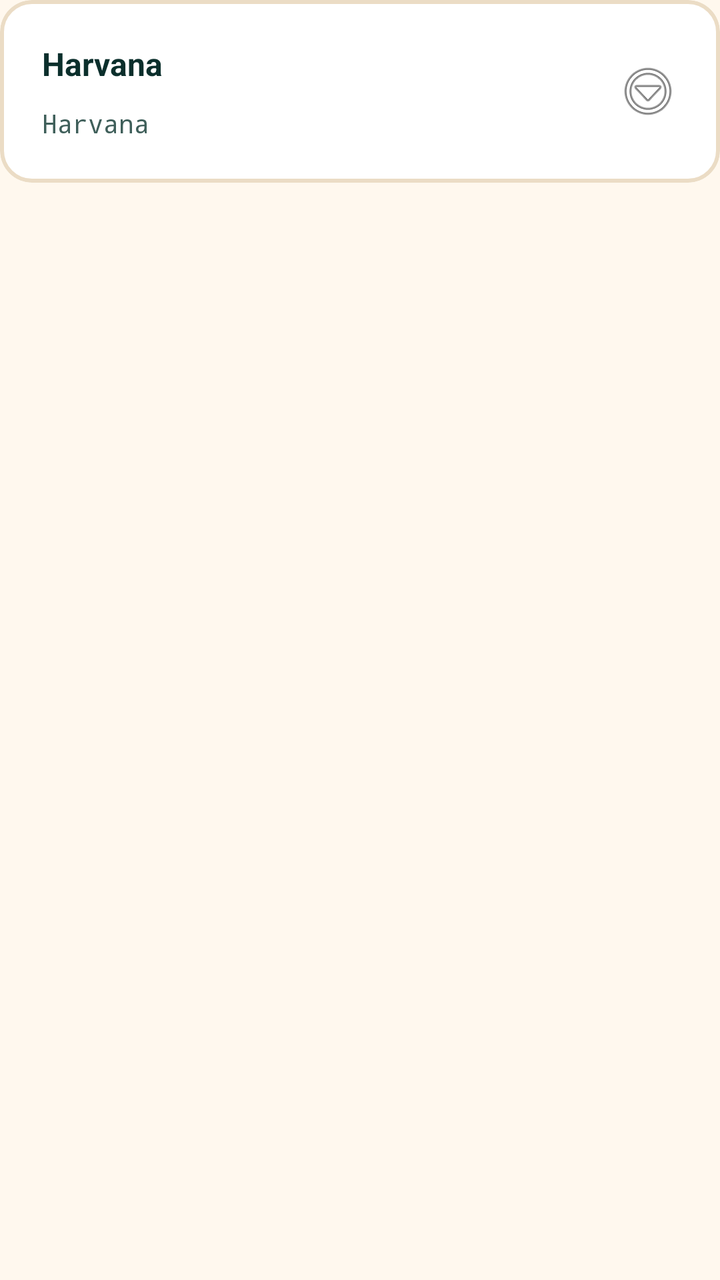
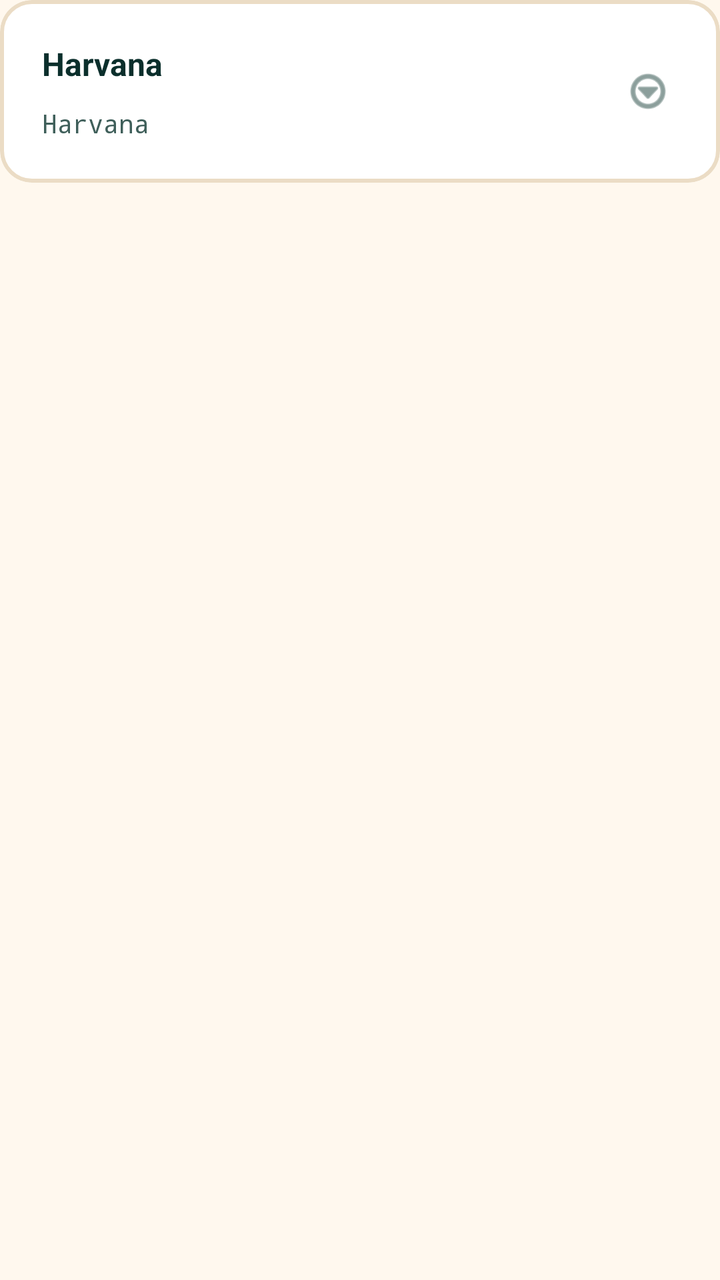

Compare the two renders of this Android layout. The source of the first and the diff that turns it into the second are given below.
<!-- AndroidManifest.xml: application theme AppTheme -->
<!-- res/layout/row_wallet_list_item.xml -->
<LinearLayout
	xmlns:android="http://schemas.android.com/apk/res/android"
	xmlns:app="http://schemas.android.com/apk/res-auto"
	xmlns:tools="http://schemas.android.com/tools"
	android:layout_width="match_parent"
	android:layout_height="wrap_content"
	android:orientation="vertical">
	<com.google.android.material.card.MaterialCardView
		android:id="@+id/card_wallet_row"
		android:layout_width="match_parent"
		android:layout_height="wrap_content"
		android:layout_marginBottom="12dp"
		app:cardBackgroundColor="@color/colorSurface"
		android:focusable="true"
		app:cardCornerRadius="16dp"
		app:strokeWidth="2dp"
		app:strokeColor="@color/colorCardStroke">
		<LinearLayout
			android:id="@+id/linear1"
			android:layout_width="match_parent"
			android:layout_height="wrap_content"
			android:padding="16dp"
			android:gravity="center_vertical"
			android:orientation="horizontal">
			<LinearLayout
				android:id="@+id/linear2"
				android:layout_width="match_parent"
				android:layout_height="wrap_content"
				android:orientation="vertical"
				android:layout_weight="1">
				<LinearLayout
					android:id="@+id/linear3"
					android:layout_width="match_parent"
					android:layout_height="wrap_content"
					android:gravity="center_vertical"
					android:orientation="horizontal">
					<TextView
						android:id="@+id/tv_wallet_label"
						android:layout_width="match_parent"
						android:layout_height="wrap_content"
						android:padding="5dp"
						android:text="@string/app_name"
						android:textSize="16sp"
						android:textStyle="bold"
						android:textColor="@color/colorTextPrimary"
						android:layout_weight="1"
						android:focusable="false" />
					<TextView
						android:id="@+id/tv_active_badge"
						android:layout_width="wrap_content"
						android:layout_height="wrap_content"
						android:paddingLeft="5dp"
						android:paddingTop="2dp"
						android:paddingRight="5dp"
						android:paddingBottom="2dp"
						android:background="@drawable/circle_button_bg_accent"
						android:text="ACTIVE"
						android:textSize="10sp"
						android:textStyle="bold"
						android:focusable="false"
						android:layout_marginStart="8dp"
						android:paddingStart="8dp"
						android:paddingEnd="8dp"
						android:visibility="gone" />
				</LinearLayout>
				<TextView
					android:id="@+id/tv_wallet_address"
					android:layout_width="match_parent"
					android:layout_height="wrap_content"
					android:padding="5dp"
					android:text="@string/app_name"
					android:textSize="13sp"
					android:textColor="@color/colorTextSecondary"
					android:focusable="false"
					android:fontFamily="monospace" />
			</LinearLayout>
			<ImageButton
				android:id="@+id/btn_wallet_options"
				android:layout_width="40dp"
				android:layout_height="40dp"
				android:background="?android:attr/selectableItemBackgroundBorderless"
				android:scaleType="centerInside"
				android:src="@android:drawable/ic_menu_more"
				android:focusable="false"
				android:contentDescription="Walletoptions" />
		</LinearLayout>
	</com.google.android.material.card.MaterialCardView>
</LinearLayout>
<!-- resources referenced by this layout -->
<resources>
  <color name="colorCardStroke">#EBDCC5</color>
  <color name="colorSurface">#FFFFFF</color>
  <color name="colorTextPrimary">#0B2F2C</color>
  <color name="colorTextSecondary">#3F5F5A</color>
  <!-- drawable circle_button_bg_accent (drawable) -->
  <shape xmlns:android="http://schemas.android.com/apk/res/android"
      android:shape="oval">
      <solid android:color="@color/colorAccent" />
  </shape>
  <string name="app_name" translatable="false">Harvana</string>
  <color name="colorAccent">#0B5F57</color>
  <style name="HarvanaPopupMenu" parent="Widget.MaterialComponents.PopupMenu">
          <item name="android:popupBackground">@drawable/bg_popup_menu</item>
          <item name="android:popupElevation">10dp</item>
      </style>
  <style name="HarvanaSpinner" parent="Widget.AppCompat.Spinner">
          <item name="android:popupBackground">@color/colorSurface</item>
          <item name="android:dropDownSelector">@color/colorAccentRipple</item>
      </style>
  <style name="Harvana.Card" parent="Widget.MaterialComponents.CardView">
          <item name="cardBackgroundColor">@color/colorSurface</item>
          <item name="cardCornerRadius">16dp</item>
          <item name="cardElevation">0dp</item>
          <item name="strokeColor">@color/colorCardStroke</item>
          <item name="strokeWidth">1dp</item>
          <item name="rippleColor">@color/colorAccentRipple</item>
      </style>
  <style name="HarvanaButton.Text" parent="Widget.MaterialComponents.Button.TextButton">
          <item name="cornerRadius">12dp</item>
          <item name="android:textAllCaps">false</item>
          <item name="android:textStyle">bold</item>
          <item name="android:textColor">@color/colorAccentStrong</item>
          <item name="rippleColor">@color/colorAccentRipple</item>
      </style>
  <style name="HarvanaTextView" parent="android:Widget.TextView">
          <item name="android:textColor">@color/colorTextPrimary</item>
      </style>
  <color name="colorBackground">#FFF8EE</color>
  <color name="colorTextOnAccent">#FFFFFF</color>
  <color name="colorAccentDark">#084A44</color>
  <color name="colorError">#C8443F</color>
  <color name="colorTextPrimaryWhite">#FFFFFF</color>
  <color name="colorControlNormal">#587570</color>
  <color name="colorAccentRipple">#1A0B5F57</color>
  <color name="colorAccentStroke">#330B5F57</color>
  <color name="colorAccentStrong">#053D3A</color>
  <color name="colorTextTertiary">#587570</color>
  <!-- drawable bg_popup_menu (drawable) -->
  <?xml version="1.0" encoding="utf-8"?>
  <shape xmlns:android="http://schemas.android.com/apk/res/android" android:shape="rectangle">
      <solid android:color="@color/colorPopupSurface" />
      <stroke android:width="1dp" android:color="@color/colorCardStroke" />
      <corners android:radius="14dp" />
  </shape>
  <style name="HarvanaDialogButton" parent="Widget.MaterialComponents.Button.TextButton.Dialog">
          <item name="android:textColor">@color/colorAccent</item>
          <item name="android:minHeight">48dp</item>
      </style>
  <style name="HarvanaBottomSheetStyle" parent="Widget.MaterialComponents.BottomSheet.Modal">
          <item name="backgroundTint">?attr/colorSurface</item>
          <item name="shapeAppearanceOverlay">@style/HarvanaBottomSheetShape</item>
      </style>
  <color name="colorPopupSurface">@color/colorSurface</color>
  <style name="HarvanaBottomSheetShape" parent="">
          <item name="cornerFamily">rounded</item>
          <item name="cornerSizeTopLeft">20dp</item>
          <item name="cornerSizeTopRight">20dp</item>
          <item name="cornerSizeBottomLeft">0dp</item>
          <item name="cornerSizeBottomRight">0dp</item>
      </style>
  <!-- unchanged entries left out for length: 7 -->
</resources>

<!-- the commit's change to res/layout/row_wallet_list_item.xml (unified diff, before → after) -->
@@ -74,15 +74,22 @@
 					android:focusable="false"
 					android:fontFamily="monospace" />
 			</LinearLayout>
-			<ImageButton
+			<com.google.android.material.button.MaterialButton
 				android:id="@+id/btn_wallet_options"
+				style="@style/Widget.MaterialComponents.Button.TextButton"
 				android:layout_width="40dp"
 				android:layout_height="40dp"
-				android:background="?android:attr/selectableItemBackgroundBorderless"
-				android:scaleType="centerInside"
-				android:src="@android:drawable/ic_menu_more"
-				android:focusable="false"
-				android:contentDescription="Walletoptions" />
+				android:insetTop="0dp"
+				android:insetBottom="0dp"
+				android:minWidth="0dp"
+				android:minHeight="0dp"
+				android:padding="0dp"
+				app:icon="@android:drawable/ic_menu_more"
+				app:iconPadding="0dp"
+				app:iconGravity="textStart"
+				app:iconSize="24dp"
+				app:iconTint="@color/colorTextSecondary"
+				android:contentDescription="Wallet options" />
 		</LinearLayout>
 	</com.google.android.material.card.MaterialCardView>
 </LinearLayout>
